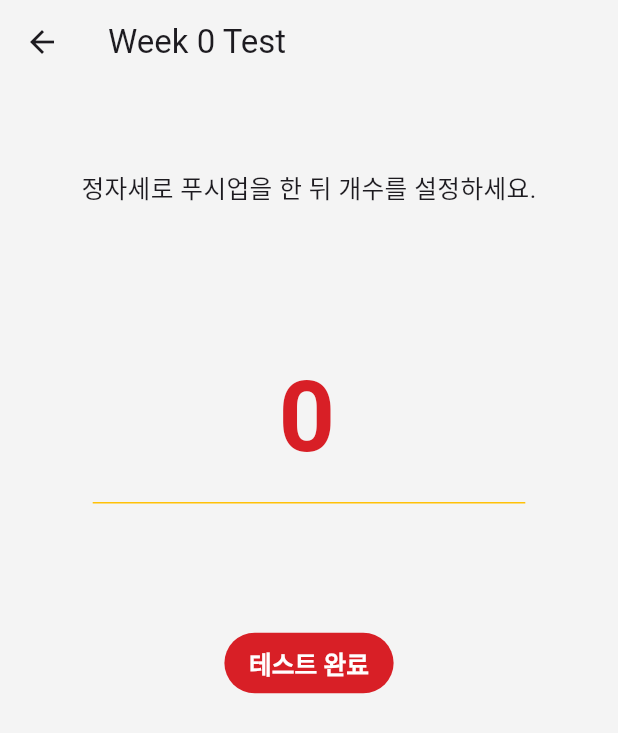
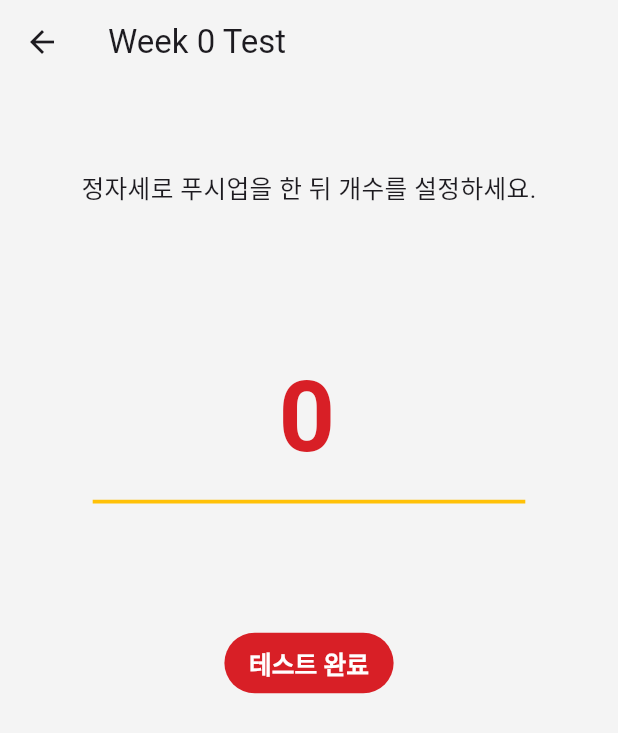
Before and after one commit to JYB0/push100, a Flutter app: the TestScreen screen opened directly with empty values, on a phone screen of 412 x 824 dp. Shown: the top 733 px of the screen. Run offline on Flutter 3.47's test engine with Material 3 defaults, Android fonts, the phone set to English and light mode, and no system bars; our stand-ins replace adaptive_dialog, flutter_local_notifications, google_fonts, shared_preferences, vibration; accounts and stored records are empty.

Commit message:
test_screen_ui_update

```diff
--- a/lib/screens/test_screen.dart
+++ b/lib/screens/test_screen.dart
@@ -89,11 +89,13 @@ class TestScreenState extends State<TestScreen> {
                       enabledBorder: UnderlineInputBorder(
                         borderSide: BorderSide(
                           color: AppColors.yellowPrimary,
+                          width: 2.5,
                         ),
                       ),
                       focusedBorder: UnderlineInputBorder(
                         borderSide: BorderSide(
                           color: AppColors.yellowPrimary,
+                          width: 3,
                         ),
                       ),
                     ),
```
